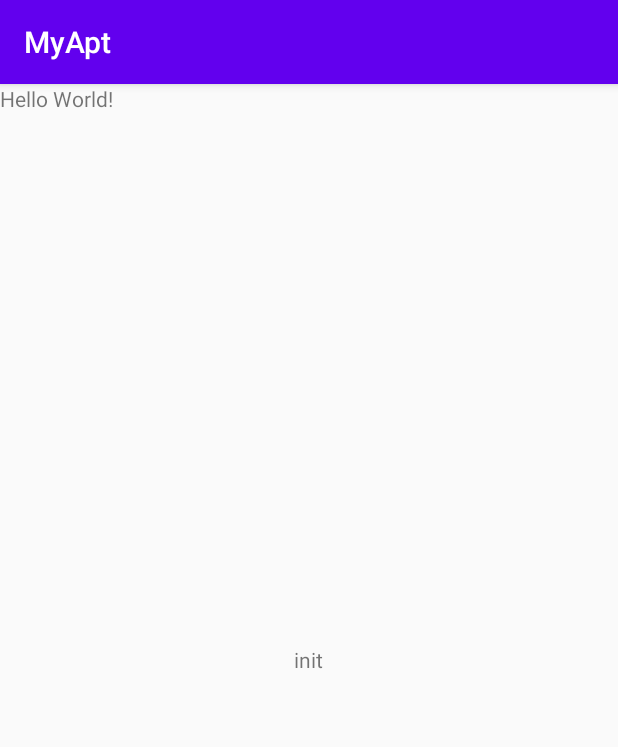
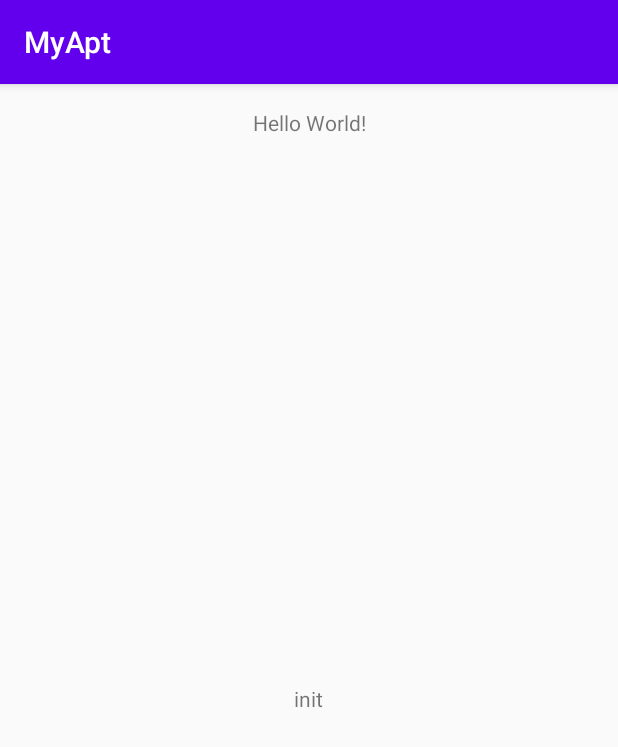
Before and after one commit to qyb-0010/AptDemo, an Android app: the screen it shows after launch (MainActivity), on a phone screen of 412 x 824 dp. Shown: the top 747 px of the screen. Run offline under Robolectric (Android 15) with nearby library versions, the phone set to English and light mode, and no system bars; 4 statements that could not run were skipped.

```diff
--- a/app/src/main/java/qyb/cn/myapt/MainActivity.java
+++ b/app/src/main/java/qyb/cn/myapt/MainActivity.java
@@ -17,12 +17,8 @@ public class MainActivity extends AppCompatActivity {
     protected void onCreate(Bundle savedInstanceState) {
         super.onCreate(savedInstanceState);
         setContentView(R.layout.activity_main);
-
         ViewInjector.inject(this);
-//        TextView tv = findViewById(R.id.test1);
-
         tv.setText("hahahaha");
-
         getSupportFragmentManager().beginTransaction().add(R.id.container, new MainFragment()).commit();
     }
 }
--- a/app/src/main/java/qyb/cn/myapt/MainFragment.java
+++ b/app/src/main/java/qyb/cn/myapt/MainFragment.java
@@ -12,6 +12,8 @@ import androidx.fragment.app.Fragment;
 
 import qyb.cn.myapt.food.Food;
 import qyb.cn.myapt.food.FoodFactory;
+import qyb.cn.myapt.people.People;
+import qyb.cn.myapt.people.PeopleFactory;
 import qyb.cn.qyb_anno.BindView;
 import qyb.cn.view_injector.ViewInjector;
 
@@ -32,6 +34,7 @@ public class MainFragment extends Fragment {
         ViewInjector.inject(this, view);
 
         Food hamburger = new FoodFactory().create("hamburger");
-        tv.setText("inject view ok, with hamburger: " + hamburger.getPrice());
+        People p = new PeopleFactory().create("zhangsan");
+        tv.setText(p.name() + " order a hamburger which price is " + hamburger.getPrice());
     }
 }
--- /dev/null
+++ b/app/src/main/java/qyb/cn/myapt/people/People.java
@@ -0,0 +1,7 @@
+package qyb.cn.myapt.people;
+
+public interface People {
+
+    String name();
+
+}
--- /dev/null
+++ b/app/src/main/java/qyb/cn/myapt/people/Zhangsan.java
@@ -0,0 +1,11 @@
+package qyb.cn.myapt.people;
+
+import qyb.cn.qyb_anno.Factory;
+
+@Factory(id = "zhangsan", type = People.class)
+public class Zhangsan implements People {
+    @Override
+    public String name() {
+        return "zhangsan";
+    }
+}
--- a/app/src/main/res/layout/activity_main.xml
+++ b/app/src/main/res/layout/activity_main.xml
@@ -1,10 +1,11 @@
 <?xml version="1.0" encoding="utf-8"?>
-<FrameLayout xmlns:android="http://schemas.android.com/apk/res/android"
+<androidx.constraintlayout.widget.ConstraintLayout xmlns:android="http://schemas.android.com/apk/res/android"
     xmlns:app="http://schemas.android.com/apk/res-auto"
     xmlns:tools="http://schemas.android.com/tools"
-    android:id="@+id/container"
+
     android:layout_width="match_parent"
     android:layout_height="match_parent"
+    android:orientation="vertical"
     tools:context=".MainActivity">
 
     <TextView
@@ -12,9 +13,20 @@
         android:layout_width="wrap_content"
         android:layout_height="wrap_content"
         android:text="Hello World!"
-        app:layout_constraintBottom_toBottomOf="parent"
+        android:layout_marginTop="16dp"
         app:layout_constraintLeft_toLeftOf="parent"
         app:layout_constraintRight_toRightOf="parent"
         app:layout_constraintTop_toTopOf="parent" />
 
-</FrameLayout>
+    <FrameLayout
+        android:id="@+id/container"
+        android:layout_width="match_parent"
+        android:layout_height="0dp"
+        android:layout_marginTop="16dp"
+        app:layout_constraintLeft_toLeftOf="parent"
+        app:layout_constraintRight_toRightOf="parent"
+        app:layout_constraintTop_toBottomOf="@id/test1"
+        app:layout_constraintBottom_toBottomOf="parent"/>
+
+
+</androidx.constraintlayout.widget.ConstraintLayout>
```
Also changed, not shown: 1 other file.
